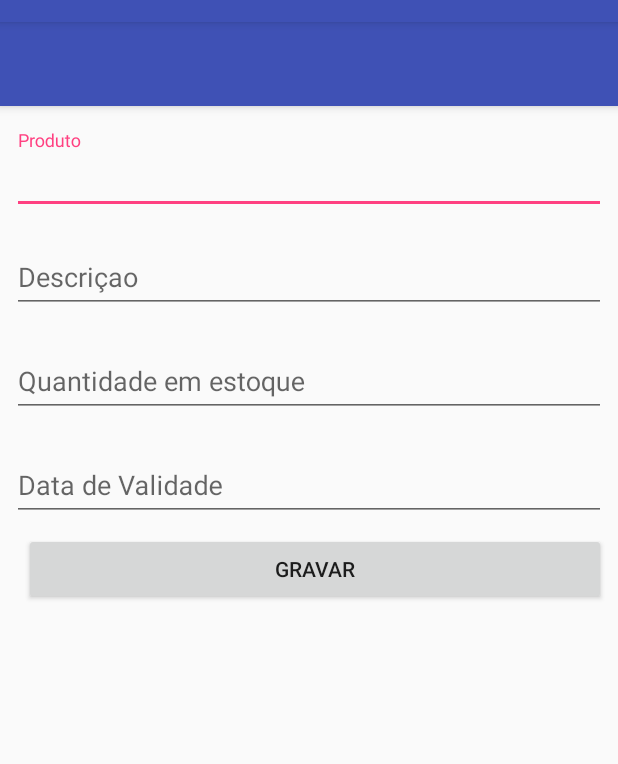
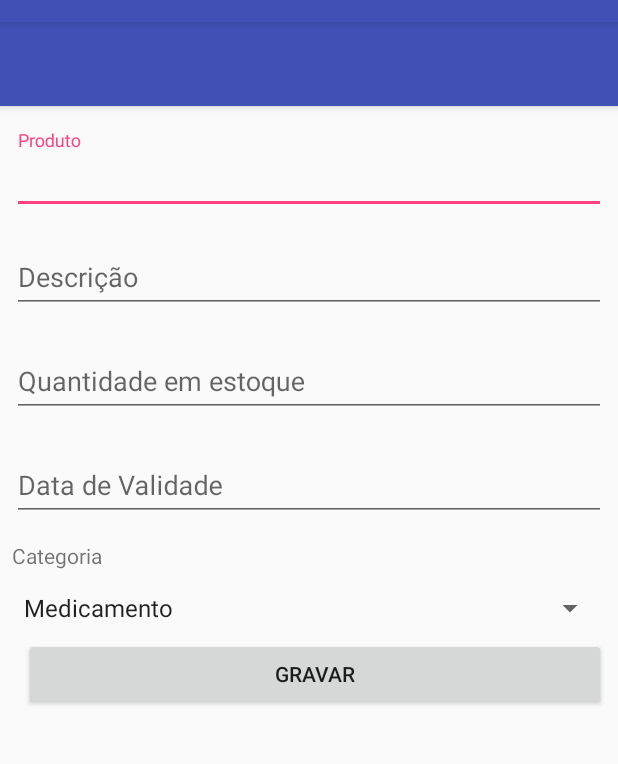
Before and after one commit to alanrf/CadastraProduto, an Android app: the screen it shows after launch (CadastroActivity), after a tap on an icon or button, on a phone screen of 412 x 824 dp, the part 62-826 px from its top. Run offline under Robolectric (Android 15) with nearby library versions, the phone set to English and light mode, and no system bars; our stand-ins replace Room's generated code; libraries missing offline, so code that uses them is left out: android.arch.persistence.

Commit message:
Adicionado campo categoria, edição, deleção e regra de migration para o database

```diff
--- a/app/src/main/java/com/alanrf/cadastraproduto/MainActivity.kt
+++ b/app/src/main/java/com/alanrf/cadastraproduto/MainActivity.kt
@@ -7,9 +7,14 @@ import android.support.v7.app.AppCompatActivity
 import android.support.v7.widget.DividerItemDecoration
 import android.support.v7.widget.RecyclerView
 import android.support.v7.widget.helper.ItemTouchHelper
+import android.view.View
+import android.widget.SimpleAdapter
 import com.alanrf.cadastraproduto.db.BancoDados
+import com.alanrf.cadastraproduto.db.MIGRATION_1_2
 import com.alanrf.cadastraproduto.db.dao.ProdutoDao
 import com.alanrf.cadastraproduto.db.entity.Produto
+import com.alanrf.cadastraproduto.swipehelper.SwipeToDeleteCallback
+import com.alanrf.cadastraproduto.swipehelper.SwipeToEditCallback
 
 import kotlinx.android.synthetic.main.activity_main.*
 import kotlinx.android.synthetic.main.content_main.*
@@ -46,7 +51,7 @@ class MainActivity : AppCompatActivity() {
     private fun configuraBanco() {
         val db = Room.databaseBuilder(this,
                 BancoDados::class.java,
-                Companion.nomeBancoDados).allowMainThreadQueries().build()
+                Companion.nomeBancoDados).addMigrations(MIGRATION_1_2).allowMainThreadQueries().build()
 
         produtoDao = db.produtoDao()
         meusProdutosArrayList = carregarProdutos()
@@ -54,52 +59,38 @@ class MainActivity : AppCompatActivity() {
 
 
     private fun configurarComportamentoListaRecyclerView(meusProdutosArrayList: ArrayList<Produto>) {
-
         rcv_lista_produtos.addItemDecoration(DividerItemDecoration(this, DividerItemDecoration.VERTICAL))
 
         produtoAdapter = ProdutoListaAdapter(meusProdutosArrayList, context = this)
-
         rcv_lista_produtos.adapter = produtoAdapter
 
-        val produtoCadastro = Intent(this, CadastroActivity::class.java)
-
-        val helper = ItemTouchHelper(
-                object : ItemTouchHelper.SimpleCallback(0,
-                        ItemTouchHelper.LEFT or ItemTouchHelper.RIGHT) {
-
-                    override fun onMove(p0: RecyclerView, p1: RecyclerView.ViewHolder, p2: RecyclerView.ViewHolder): Boolean {
-                        return false
-                    }
-
+        val itemTouchHelperDelete = ItemTouchHelper(
+                object : SwipeToDeleteCallback(this) {
                     override fun onSwiped(viewHolder: RecyclerView.ViewHolder, direction: Int) {
-
-                        //Delete
-                        if (ItemTouchHelper.LEFT == direction) {
-                            var nomeProduto: String = viewHolder.itemView.lbProduto.text.toString()
-                            var idProduto = nomeProduto.substring(0, nomeProduto.indexOf('-'))
-
-                            val prod = produtoDao.selecionarProduto(Integer.parseInt(idProduto))
-                            produtoDao.remover(prod)
-
-                            var posicao = viewHolder.adapterPosition
-                            meusProdutosArrayList.removeAt(posicao)
-                            produtoAdapter.notifyItemRemoved(posicao)
-
-                            return;
-                        }
-
-                        if (ItemTouchHelper.RIGHT == direction) {
-                            var nomeProduto: String = viewHolder.itemView.lbProduto.text.toString()
-                            var idProduto = nomeProduto.substring(0, nomeProduto.indexOf('-'))
-
-                            startActivity(produtoCadastro)
-                            return;
-                        }
+                        var posicao = viewHolder.adapterPosition
+                        val prod = meusProdutosArrayList.get(posicao)
+                        produtoDao.remover(prod)
+                        meusProdutosArrayList.removeAt(posicao)
+                        produtoAdapter.notifyItemRemoved(posicao)
                     }
                 }
         )
+        itemTouchHelperDelete.attachToRecyclerView(rcv_lista_produtos)
 
-        helper.attachToRecyclerView(rcv_lista_produtos)
+        val produtoCadastroIntent = Intent(this, CadastroActivity::class.java)
+        val itemTouchHelperEdit = ItemTouchHelper(
+                object : SwipeToEditCallback(this) {
+                    override fun onSwiped(viewHolder: RecyclerView.ViewHolder, direction: Int) {
+                        var posicao = viewHolder.adapterPosition
+                        val prod = meusProdutosArrayList.get(posicao)
+//                        produtoCadastroIntent.putExtra("selectedIndex", posicao)
+                        produtoCadastroIntent.putExtra("produto", prod)
+
+                        startActivity(produtoCadastroIntent)
+                    }
+                }
+        )
+        itemTouchHelperEdit.attachToRecyclerView(rcv_lista_produtos)
     }
 
     private fun carregarProdutos(): ArrayList<Produto> {
--- a/app/src/main/java/com/alanrf/cadastraproduto/db/BancoDados.kt
+++ b/app/src/main/java/com/alanrf/cadastraproduto/db/BancoDados.kt
@@ -5,10 +5,20 @@ import android.arch.persistence.room.RoomDatabase
 import android.arch.persistence.room.TypeConverters
 import com.alanrf.cadastraproduto.db.dao.ProdutoDao
 import com.alanrf.cadastraproduto.db.entity.Produto
+import android.arch.persistence.db.SupportSQLiteDatabase
+import android.arch.persistence.room.migration.Migration
 
-@Database(entities = [Produto::class], version = 1, exportSchema = false)
+const val DATABASE_VERSION = 2
+
+@Database(entities = [Produto::class], version = DATABASE_VERSION, exportSchema = false)
 @TypeConverters(DateConverters::class)
 abstract class BancoDados : RoomDatabase() {
 
     abstract fun produtoDao() : ProdutoDao
 }
+
+val MIGRATION_1_2: Migration = object : Migration(1, 2) {
+    override fun migrate(database: SupportSQLiteDatabase) {
+        database.execSQL("ALTER TABLE Produto ADD COLUMN categoria TEXT NOT NULL DEFAULT 'Medicamento' ")
+    }
+}
--- a/app/src/main/java/com/alanrf/cadastraproduto/db/dao/ProdutoDao.kt
+++ b/app/src/main/java/com/alanrf/cadastraproduto/db/dao/ProdutoDao.kt
@@ -18,4 +18,6 @@ interface ProdutoDao {
     @Delete
     fun remover(vararg produto: Produto)
 
+    @Update
+    fun atualizar(vararg produto: Produto)
 }
--- /dev/null
+++ b/app/src/main/java/com/alanrf/cadastraproduto/swipehelper/SwipeToCallback.kt
@@ -0,0 +1,32 @@
+package com.alanrf.cadastraproduto.swipehelper
+
+import android.content.Context
+import android.graphics.Canvas
+import android.graphics.Color
+import android.graphics.Paint
+import android.graphics.PorterDuff
+import android.graphics.PorterDuffXfermode
+import android.graphics.drawable.ColorDrawable
+import android.support.v4.content.ContextCompat
+import android.support.v7.widget.RecyclerView
+import android.support.v7.widget.helper.ItemTouchHelper
+import com.alanrf.cadastraproduto.R
+
+
+abstract class SwipeToCallback(context: Context, dragDirs: Int, swipeDirs: Int) : ItemTouchHelper.SimpleCallback(dragDirs, swipeDirs) {
+
+    override fun getMovementFlags(recyclerView: RecyclerView, viewHolder: RecyclerView.ViewHolder): Int {
+        /**
+         * To disable "swipe" for specific item return 0 here.
+         * For example:
+         * if (viewHolder?.itemViewType == YourAdapter.SOME_TYPE) return 0
+         * if (viewHolder?.adapterPosition == 0) return 0
+         */
+        if (viewHolder?.adapterPosition == 10) return 0
+        return super.getMovementFlags(recyclerView, viewHolder)
+    }
+
+    override fun onMove(recyclerView: RecyclerView, viewHolder: RecyclerView.ViewHolder, target: RecyclerView.ViewHolder): Boolean {
+        return false
+    }
+}
--- /dev/null
+++ b/app/src/main/java/com/alanrf/cadastraproduto/swipehelper/SwipeToDeleteCallback.kt
@@ -0,0 +1,57 @@
+package com.alanrf.cadastraproduto.swipehelper
+
+import android.content.Context
+import android.graphics.Canvas
+import android.graphics.Color
+import android.graphics.Paint
+import android.graphics.PorterDuff
+import android.graphics.PorterDuffXfermode
+import android.graphics.drawable.ColorDrawable
+import android.support.v4.content.ContextCompat
+import android.support.v7.widget.RecyclerView
+import android.support.v7.widget.helper.ItemTouchHelper
+import com.alanrf.cadastraproduto.R
+
+
+abstract class SwipeToDeleteCallback(context: Context) : SwipeToCallback(context, 0, ItemTouchHelper.LEFT) {
+
+    private val deleteIcon = ContextCompat.getDrawable(context, R.drawable.ic_delete_white_24)
+    private val intrinsicWidth: Int = deleteIcon?.intrinsicWidth!!
+    private val intrinsicHeight: Int = deleteIcon?.intrinsicHeight!!
+    private val background = ColorDrawable()
+    private val backgroundColor = Color.parseColor("#f44336")
+    private val clearPaint = Paint().apply { xfermode = PorterDuffXfermode(PorterDuff.Mode.CLEAR) }
+
+    override fun onChildDraw(c: Canvas, recyclerView: RecyclerView, viewHolder: RecyclerView.ViewHolder, dX: Float, dY: Float, actionState: Int, isCurrentlyActive: Boolean) {
+        val itemView = viewHolder.itemView
+        val itemHeight = itemView.bottom - itemView.top
+        val isCanceled = dX == 0f && !isCurrentlyActive
+
+        if (isCanceled) {
+            clearCanvas(c, itemView.right + dX, itemView.top.toFloat(), itemView.right.toFloat(), itemView.bottom.toFloat())
+            recyclerView?.let { super.onChildDraw(c, it, viewHolder, dX, dY, actionState, isCurrentlyActive) }
+            return
+        }
+
+        // Draw the red delete background
+        background.color = backgroundColor
+        background.setBounds(itemView.right + dX.toInt(), itemView.top, itemView.right, itemView.bottom)
+        background.draw(c)
+
+        // Calculate position of delete icon
+        val deleteIconTop = itemView.top + (itemHeight - intrinsicHeight) / 2
+        val deleteIconMargin = (itemHeight - intrinsicHeight) / 2
+        val deleteIconLeft = itemView.right - deleteIconMargin - intrinsicWidth
+        val deleteIconRight = itemView.right - deleteIconMargin
+        val deleteIconBottom = deleteIconTop + intrinsicHeight
+
+        deleteIcon?.setBounds(deleteIconLeft, deleteIconTop, deleteIconRight, deleteIconBottom)
+        deleteIcon?.draw(c)
+
+        super.onChildDraw(c, recyclerView, viewHolder, dX, dY, actionState, isCurrentlyActive)
+    }
+
+    private fun clearCanvas(c: Canvas?, left: Float, top: Float, right: Float, bottom: Float) {
+        c?.drawRect(left, top, right, bottom, clearPaint)
+    }
+}
--- /dev/null
+++ b/app/src/main/java/com/alanrf/cadastraproduto/swipehelper/SwipeToEditCallback.kt
@@ -0,0 +1,57 @@
+package com.alanrf.cadastraproduto.swipehelper
+
+import android.content.Context
+import android.graphics.Canvas
+import android.graphics.Color
+import android.graphics.Paint
+import android.graphics.PorterDuff
+import android.graphics.PorterDuffXfermode
+import android.graphics.drawable.ColorDrawable
+import android.support.v4.content.ContextCompat
+import android.support.v7.widget.RecyclerView
+import android.support.v7.widget.helper.ItemTouchHelper
+import com.alanrf.cadastraproduto.R
+
+
+abstract class SwipeToEditCallback(context: Context) : SwipeToCallback(context, 0, ItemTouchHelper.RIGHT) {
+
+    private val editIcon = ContextCompat.getDrawable(context, R.drawable.ic_edit_white_24)
+    private val intrinsicWidth: Int = editIcon?.intrinsicWidth!!
+    private val intrinsicHeight: Int = editIcon?.intrinsicHeight!!
+    private val background = ColorDrawable()
+    private val backgroundColor = Color.GREEN
+    private val clearPaint = Paint().apply { xfermode = PorterDuffXfermode(PorterDuff.Mode.CLEAR) }
+
+    override fun onChildDraw(c: Canvas, recyclerView: RecyclerView, viewHolder: RecyclerView.ViewHolder, dX: Float, dY: Float, actionState: Int, isCurrentlyActive: Boolean) {
+        val itemView = viewHolder.itemView
+        val itemHeight = itemView.bottom - itemView.top
+        val isCanceled = dX == 0f && !isCurrentlyActive
+
+        if (isCanceled) {
+            clearCanvas(c, itemView.left + dX, itemView.top.toFloat(), itemView.left.toFloat(), itemView.bottom.toFloat())
+            recyclerView?.let { super.onChildDraw(c, it, viewHolder, dX, dY, actionState, isCurrentlyActive) }
+            return
+        }
+
+        // Draw the green edit background
+        background.color = backgroundColor
+        background.setBounds(itemView.left + dX.toInt(), itemView.top, itemView.left, itemView.bottom)
+        background.draw(c)
+
+        // Calculate position of edit icon
+        val editIconTop = itemView.top + (itemHeight - intrinsicHeight) / 2
+        val editIconMargin = (itemHeight - intrinsicHeight) / 2
+        val editIconLeft = itemView.left + editIconMargin
+        val editIconRight = itemView.left + editIconMargin + intrinsicWidth
+        val editIconBottom = editIconTop + intrinsicHeight
+
+        editIcon?.setBounds(editIconLeft, editIconTop, editIconRight, editIconBottom)
+        editIcon?.draw(c)
+
+        super.onChildDraw(c, recyclerView, viewHolder, dX, dY, actionState, isCurrentlyActive)
+    }
+
+    private fun clearCanvas(c: Canvas?, left: Float, top: Float, right: Float, bottom: Float) {
+        c?.drawRect(left, top, right, bottom, clearPaint)
+    }
+}
--- /dev/null
+++ b/app/src/main/res/drawable/ic_delete_white_24.xml
@@ -0,0 +1,10 @@
+<?xml version="1.0" encoding="utf-8"?>
+<vector xmlns:android="http://schemas.android.com/apk/res/android"
+        android:width="24dp"
+        android:height="24dp"
+        android:viewportHeight="24"
+        android:viewportWidth="24">
+    <path
+        android:fillColor="#FFFFFF"
+        android:pathData="M6 19c0 1.1 0.9 2 2 2l8 0c1.1 0 2 -0.9 2 -2L18 7 6 7 6 19ZM19 4L15.5 4 14.5 3 9.5 3 8.5 4 5 4 5 6 19 6 19 4Z"/>
+</vector>
--- /dev/null
+++ b/app/src/main/res/drawable/ic_edit_white_24.xml
@@ -0,0 +1,9 @@
+<vector xmlns:android="http://schemas.android.com/apk/res/android"
+    android:width="24dp"
+    android:height="24dp"
+    android:viewportWidth="24.0"
+    android:viewportHeight="24.0">
+    <path
+        android:fillColor="#FFFFFF"
+        android:pathData="M3,17.25V21h3.75L17.81,9.94l-3.75,-3.75L3,17.25zM20.71,7.04c0.39,-0.39 0.39,-1.02 0,-1.41l-2.34,-2.34c-0.39,-0.39 -1.02,-0.39 -1.41,0l-1.83,1.83 3.75,3.75 1.83,-1.83z"/>
+</vector>
--- a/app/src/main/res/layout/content_cadastro.xml
+++ b/app/src/main/res/layout/content_cadastro.xml
@@ -9,7 +9,7 @@
     tools:showIn="@layout/activity_cadastro">
 
     <android.support.design.widget.TextInputLayout
-        android:id="@+id/edt_nome_produto"
+        android:id="@+id/edNome"
         android:layout_width="0dp"
         android:layout_height="wrap_content"
         android:layout_marginEnd="8dp"
@@ -28,7 +28,7 @@
     </android.support.design.widget.TextInputLayout>
 
     <android.support.design.widget.TextInputLayout
-        android:id="@+id/edt_descricao_produto"
+        android:id="@+id/edDescricao"
         android:layout_width="0dp"
         android:layout_height="wrap_content"
         android:layout_marginEnd="8dp"
@@ -38,16 +38,16 @@
         android:layout_marginTop="10dp"
         app:layout_constraintEnd_toEndOf="parent"
         app:layout_constraintStart_toStartOf="parent"
-        app:layout_constraintTop_toBottomOf="@+id/edt_nome_produto">
+        app:layout_constraintTop_toBottomOf="@+id/edNome">
 
         <android.support.design.widget.TextInputEditText
             android:layout_width="match_parent"
             android:layout_height="wrap_content"
-            android:hint="Descriçao" />
+            android:hint="Descrição" />
     </android.support.design.widget.TextInputLayout>
 
     <android.support.design.widget.TextInputLayout
-        android:id="@+id/edt_quantidade_produto"
+        android:id="@+id/edQuantidade"
         android:layout_width="0dp"
         android:layout_height="wrap_content"
         android:layout_marginEnd="8dp"
@@ -57,7 +57,7 @@
         android:layout_marginTop="13dp"
         app:layout_constraintEnd_toEndOf="parent"
         app:layout_constraintStart_toStartOf="parent"
-        app:layout_constraintTop_toBottomOf="@+id/edt_descricao_produto">
+        app:layout_constraintTop_toBottomOf="@+id/edDescricao">
 
         <android.support.design.widget.TextInputEditText
             android:layout_width="match_parent"
@@ -67,7 +67,7 @@
     </android.support.design.widget.TextInputLayout>
 
     <android.support.design.widget.TextInputLayout
-        android:id="@+id/edt_data_validade"
+        android:id="@+id/edDataValidade"
         android:layout_width="0dp"
         android:layout_height="wrap_content"
         android:layout_marginEnd="8dp"
@@ -77,7 +77,7 @@
         android:layout_marginTop="13dp"
         app:layout_constraintEnd_toEndOf="parent"
         app:layout_constraintStart_toStartOf="parent"
-        app:layout_constraintTop_toBottomOf="@+id/edt_quantidade_produto">
+        app:layout_constraintTop_toBottomOf="@+id/edQuantidade">
 
         <android.support.design.widget.TextInputEditText
             android:layout_width="match_parent"
@@ -87,8 +87,36 @@
             android:hint="Data de Validade" />
     </android.support.design.widget.TextInputLayout>
 
+    <TextView
+        android:id="@+id/lbCategoria"
+        android:layout_width="0dp"
+        android:layout_height="wrap_content"
+        android:layout_marginEnd="8dp"
+        android:layout_marginLeft="8dp"
+        android:layout_marginRight="8dp"
+        android:layout_marginStart="8dp"
+        android:layout_marginTop="13dp"
+        app:layout_constraintEnd_toEndOf="parent"
+        app:layout_constraintStart_toStartOf="parent"
+        app:layout_constraintTop_toBottomOf="@+id/edDataValidade"
+        android:text="Categoria" />
+
+    <Spinner
+        android:id="@+id/spCategoria"
+        android:layout_width="0dp"
+        android:layout_height="wrap_content"
+        android:layout_marginEnd="8dp"
+        android:layout_marginLeft="8dp"
+        android:layout_marginRight="8dp"
+        android:layout_marginStart="8dp"
+        android:layout_marginTop="13dp"
+        app:layout_constraintEnd_toEndOf="parent"
+        app:layout_constraintStart_toStartOf="parent"
+        app:layout_constraintTop_toBottomOf="@+id/lbCategoria"
+        android:entries="@array/array_categoria" />
+
     <Button
-        android:id="@+id/btn_gravar"
+        android:id="@+id/btGravar"
         android:layout_width="0dp"
         android:layout_height="wrap_content"
         android:layout_marginLeft="8dp"
@@ -96,8 +124,8 @@
         android:layout_marginTop="8dp"
         android:text="Gravar"
         android:onClick="gravar"
-        app:layout_constraintEnd_toEndOf="@id/edt_data_validade"
-        app:layout_constraintStart_toStartOf="@id/edt_data_validade"
-        app:layout_constraintTop_toBottomOf="@+id/edt_data_validade" />
+        app:layout_constraintEnd_toEndOf="@id/spCategoria"
+        app:layout_constraintStart_toStartOf="@id/spCategoria"
+        app:layout_constraintTop_toBottomOf="@+id/spCategoria" />
 
 </android.support.constraint.ConstraintLayout>
--- a/app/src/main/res/values/strings.xml
+++ b/app/src/main/res/values/strings.xml
@@ -1,4 +1,11 @@
 <resources>
     <string name="app_name">Cadastra Produto</string>
     <string name="title_activity_main">Produtos</string>
+
+
+    <string-array name="array_categoria">
+        <item>Medicamento</item>
+        <item>Perfume</item>
+        <item>Cosmético</item>
+    </string-array>
 </resources>
```
Also changed, not shown: app/src/main/java/com/alanrf/cadastraproduto/CadastroActivity.kt (+46 -13 lines), app/src/main/java/com/alanrf/cadastraproduto/ProdutoListaAdapter.kt (+8 -8 lines), app/src/main/java/com/alanrf/cadastraproduto/db/entity/Produto.kt (+5 -2 lines), app/src/main/res/layout/lista_produto_item.xml (+5 -2 lines), 1 other file.
